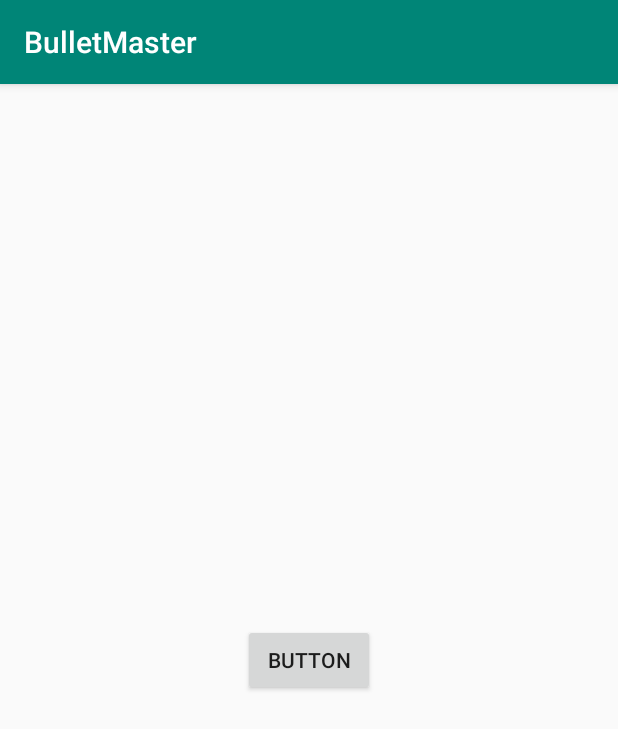
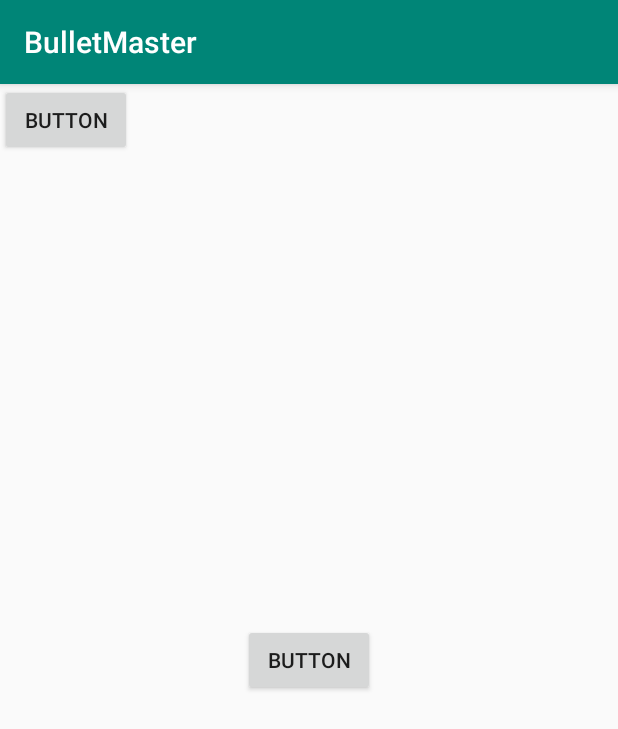
Before and after one commit to AnnalisaBel/BulletMasterA, an Android app: the StartActivity screen opened directly, with no data from a screen before it, on a phone screen of 412 x 824 dp. Shown: the top 729 px of the screen. Run offline under Robolectric (Android 15) with nearby library versions, the light colour scheme and no system bars.

Commit message:
buttojn ciwpo

```diff
--- a/app/src/main/java/com/example/bulletmaster/StartActivity.java
+++ b/app/src/main/java/com/example/bulletmaster/StartActivity.java
@@ -20,7 +20,10 @@ public class StartActivity extends AppCompatActivity {
             public void onClick(View v) {
                 Intent intgotolev = new Intent(StartActivity.this, LevelsActivity.class);
                 startActivity(intgotolev);
+
             }
         });
+
+        Button ciao = findViewById(R.id.ciao);
     }
 }
--- a/app/src/main/res/layout/activity_start.xml
+++ b/app/src/main/res/layout/activity_start.xml
@@ -16,4 +16,12 @@
         app:layout_constraintHorizontal_bias="0.5"
         app:layout_constraintStart_toStartOf="parent"
         app:layout_constraintTop_toTopOf="parent" />
+
+    <Button
+        android:id="@+id/ciao"
+        android:layout_width="wrap_content"
+        android:layout_height="wrap_content"
+        android:text="Button"
+        app:layout_constraintStart_toStartOf="parent"
+        app:layout_constraintTop_toTopOf="parent" />
 </androidx.constraintlayout.widget.ConstraintLayout>
```
